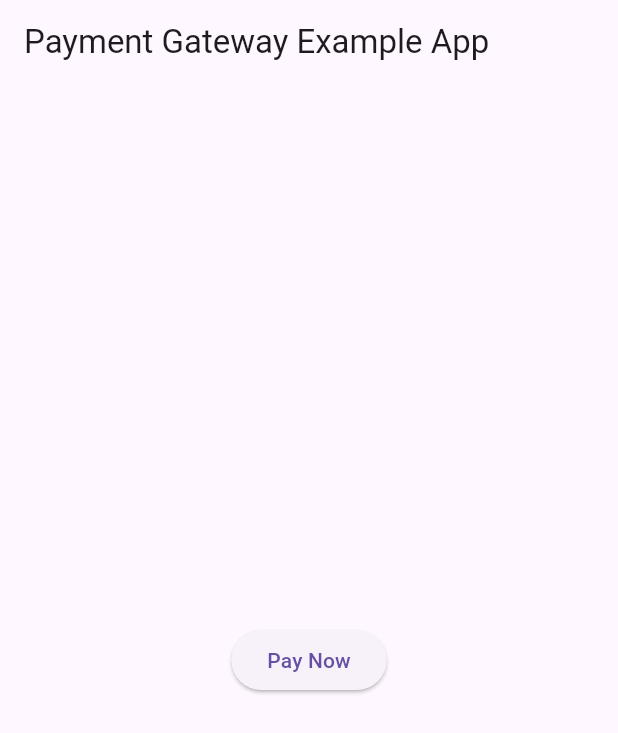
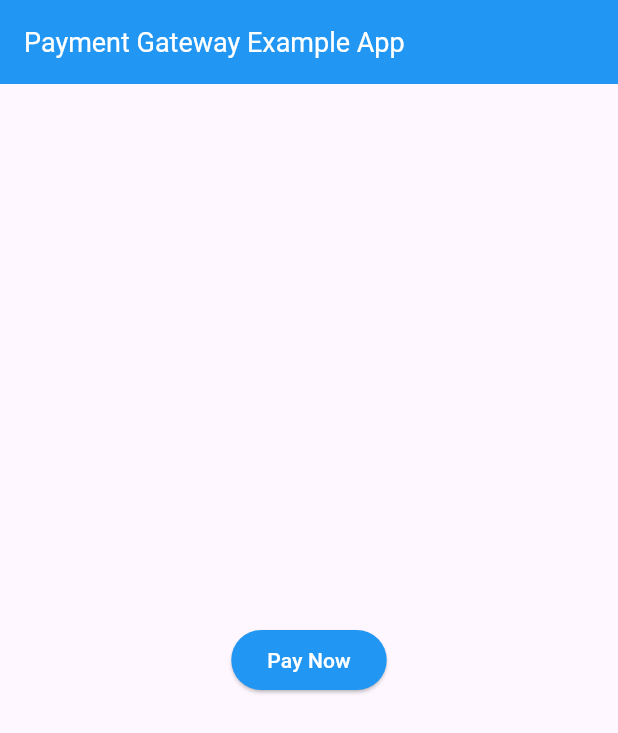
Before and after one commit to herisarwanto/flutter-midtrans-example-app, a Flutter app: the screen it shows after launch, on a phone screen of 412 x 824 dp. Shown: the top 733 px of the screen. Run offline on Flutter 3.47's test engine with Material 3 defaults, Android fonts, the phone set to English and light mode, and no system bars; our stand-ins replace dartz, equatable, flutter_dotenv, fluttertoast; missing offline and left inert: midtrans_sdk.

Commit message:
first commit

```diff
--- a/lib/ui/home_page.dart
+++ b/lib/ui/home_page.dart
@@ -60,9 +60,27 @@ class HomePageState extends State<HomePage> {
   @override
   Widget build(BuildContext context) {
     return MaterialApp(
+      theme: ThemeData(
+        primaryColor: Colors.blue,
+        appBarTheme: const AppBarTheme(
+          backgroundColor: Colors.blue,
+          titleTextStyle: TextStyle(
+            color: Colors.white,
+          ),
+        ),
+        elevatedButtonTheme: ElevatedButtonThemeData(
+          style: ButtonStyle(
+            backgroundColor: MaterialStateProperty.all<Color>(Colors.blue),
+            foregroundColor: MaterialStateProperty.all<Color>(Colors.white),
+          ),
+        ),
+      ),
       home: Scaffold(
         appBar: AppBar(
-          title: const Text('Payment Gateway Example App'),
+          title: const Text(
+            'Payment Gateway Example App',
+            style: TextStyle(color: Colors.white, fontSize: 18),
+          ),
         ),
         body: Center(
           child: ElevatedButton(
```
Also changed, not shown: 1 other file.
